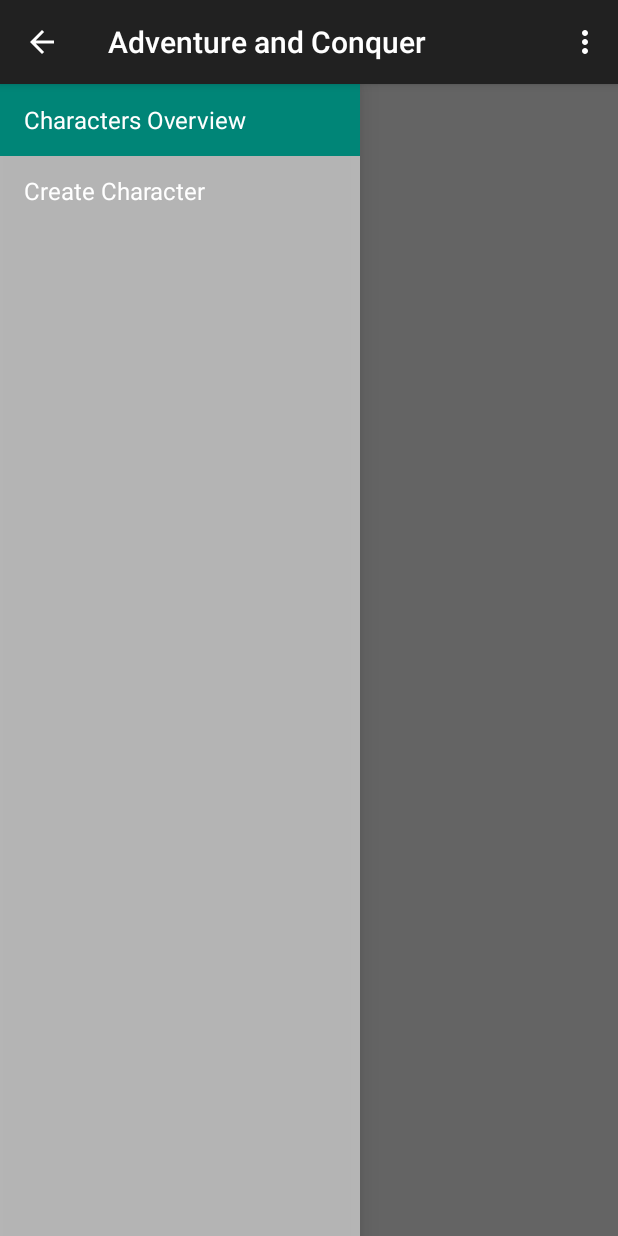
After one commit to saeschdivara/Adventurer-Conqueror-King-Mobile, an Android app: the CharacterNavigationDrawerFragment screen opened directly, with no data from a screen before it, on a phone screen of 412 x 824 dp. The commit adds this screen. Run offline under Robolectric (Android 15) with nearby library versions, the phone set to English and light mode, and no system bars; 2 statements that could not run were skipped.

Commit message:
This should do much better as overview for characters

```diff
--- /dev/null
+++ b/app/src/main/java/com/ack/adventureandconquer/ui/character/CharacterNavigationDrawerFragment.java
@@ -0,0 +1,283 @@
+package com.ack.adventureandconquer.ui.character;
+
+import android.support.v7.app.ActionBarActivity;
+import android.app.Activity;
+import android.support.v7.app.ActionBar;
+import android.support.v4.app.Fragment;
+import android.support.v4.app.ActionBarDrawerToggle;
+import android.support.v4.view.GravityCompat;
+import android.support.v4.widget.DrawerLayout;
+import android.content.SharedPreferences;
+import android.content.res.Configuration;
+import android.os.Bundle;
+import android.preference.PreferenceManager;
+import android.view.LayoutInflater;
+import android.view.Menu;
+import android.view.MenuInflater;
+import android.view.MenuItem;
+import android.view.View;
+import android.view.ViewGroup;
+import android.widget.AdapterView;
+import android.widget.ArrayAdapter;
+import android.widget.ListView;
+import android.widget.Toast;
+
+import com.ack.adventureandconquer.R;
+
+/**
+ * Fragment used for managing interactions for and presentation of a navigation drawer.
+ * See the <a href="https://developer.android.com/design/patterns/navigation-drawer.html#Interaction">
+ * design guidelines</a> for a complete explanation of the behaviors implemented here.
+ */
+public class CharacterNavigationDrawerFragment extends Fragment {
+
+    /**
+     * Remember the position of the selected item.
+     */
+    private static final String STATE_SELECTED_POSITION = "selected_navigation_drawer_position";
+
+    /**
+     * Per the design guidelines, you should show the drawer on launch until the user manually
+     * expands it. This shared preference tracks this.
+     */
+    private static final String PREF_USER_LEARNED_DRAWER = "navigation_drawer_learned";
+
+    /**
+     * A pointer to the current callbacks instance (the Activity).
+     */
+    private NavigationDrawerCallbacks mCallbacks;
+
+    /**
+     * Helper component that ties the action bar to the navigation drawer.
+     */
+    private ActionBarDrawerToggle mDrawerToggle;
+
+    private DrawerLayout mDrawerLayout;
+    private ListView mDrawerListView;
+    private View mFragmentContainerView;
+
+    private int mCurrentSelectedPosition = 0;
+    private boolean mFromSavedInstanceState;
+    private boolean mUserLearnedDrawer;
+
+    public CharacterNavigationDrawerFragment() {
+    }
+
+    @Override
+    public void onCreate(Bundle savedInstanceState) {
+        super.onCreate(savedInstanceState);
+
+        // Read in the flag indicating whether or not the user has demonstrated awareness of the
+        // drawer. See PREF_USER_LEARNED_DRAWER for details.
+        SharedPreferences sp = PreferenceManager.getDefaultSharedPreferences(getActivity());
+        mUserLearnedDrawer = sp.getBoolean(PREF_USER_LEARNED_DRAWER, false);
+
+        if (savedInstanceState != null) {
+            mCurrentSelectedPosition = savedInstanceState.getInt(STATE_SELECTED_POSITION);
+            mFromSavedInstanceState = true;
+        }
+
+        // Select either the default item (0) or the last selected item.
+        selectItem(mCurrentSelectedPosition);
+    }
+
+    @Override
+    public void onActivityCreated(Bundle savedInstanceState) {
+        super.onActivityCreated(savedInstanceState);
+        // Indicate that this fragment would like to influence the set of actions in the action bar.
+        setHasOptionsMenu(true);
+    }
+
+    @Override
+    public View onCreateView(LayoutInflater inflater, ViewGroup container,
+                             Bundle savedInstanceState) {
+        mDrawerListView = (ListView) inflater.inflate(
+                R.layout.fragment_character_overview_navigation_drawer, container, false);
+        mDrawerListView.setOnItemClickListener(new AdapterView.OnItemClickListener() {
+            @Override
+            public void onItemClick(AdapterView<?> parent, View view, int position, long id) {
+                selectItem(position);
+            }
+        });
+        mDrawerListView.setAdapter(new ArrayAdapter<String>(
+                getActionBar().getThemedContext(),
+                android.R.layout.simple_list_item_activated_1,
+                android.R.id.text1,
+                new String[]{
+                        getString(R.string.character_drawer_title_1),
+                        getString(R.string.character_drawer_title_2),
+                }));
+        mDrawerListView.setItemChecked(mCurrentSelectedPosition, true);
+        return mDrawerListView;
+    }
+
+    public boolean isDrawerOpen() {
+        return mDrawerLayout != null && mDrawerLayout.isDrawerOpen(mFragmentContainerView);
+    }
+
+    /**
+     * Users of this fragment must call this method to set up the navigation drawer interactions.
+     *
+     * @param fragmentId   The android:id of this fragment in its activity's layout.
+     * @param drawerLayout The DrawerLayout containing this fragment's UI.
+     */
+    public void setUp(int fragmentId, DrawerLayout drawerLayout) {
+        mFragmentContainerView = getActivity().findViewById(fragmentId);
+        mDrawerLayout = drawerLayout;
+
+        // set a custom shadow that overlays the main content when the drawer opens
+        mDrawerLayout.setDrawerShadow(R.drawable.drawer_shadow, GravityCompat.START);
+        // set up the drawer's list view with items and click listener
+
+        ActionBar actionBar = getActionBar();
+        actionBar.setDisplayHomeAsUpEnabled(true);
+        actionBar.setHomeButtonEnabled(true);
+
+        // ActionBarDrawerToggle ties together the the proper interactions
+        // between the navigation drawer and the action bar app icon.
+        mDrawerToggle = new ActionBarDrawerToggle(
+                getActivity(),                    /* host Activity */
+                mDrawerLayout,                    /* DrawerLayout object */
+                R.drawable.ic_drawer,             /* nav drawer image to replace 'Up' caret */
+                R.string.navigation_drawer_open,  /* "open drawer" description for accessibility */
+                R.string.navigation_drawer_close  /* "close drawer" description for accessibility */
+        ) {
+            @Override
+            public void onDrawerClosed(View drawerView) {
+                super.onDrawerClosed(drawerView);
+                if (!isAdded()) {
+                    return;
+                }
+
+                getActivity().supportInvalidateOptionsMenu(); // calls onPrepareOptionsMenu()
+            }
+
+            @Override
+            public void onDrawerOpened(View drawerView) {
+                super.onDrawerOpened(drawerView);
+                if (!isAdded()) {
+                    return;
+                }
+
+                if (!mUserLearnedDrawer) {
+                    // The user manually opened the drawer; store this flag to prevent auto-showing
+                    // the navigation drawer automatically in the future.
+                    mUserLearnedDrawer = true;
+                    SharedPreferences sp = PreferenceManager
+                            .getDefaultSharedPreferences(getActivity());
+                    sp.edit().putBoolean(PREF_USER_LEARNED_DRAWER, true).apply();
+                }
+
+                getActivity().supportInvalidateOptionsMenu(); // calls onPrepareOptionsMenu()
+            }
+        };
+
+        // If the user hasn't 'learned' about the drawer, open it to introduce them to the drawer,
+        // per the navigation drawer design guidelines.
+        if (!mUserLearnedDrawer && !mFromSavedInstanceState) {
+            mDrawerLayout.openDrawer(mFragmentContainerView);
+        }
+
+        // Defer code dependent on restoration of previous instance state.
+        mDrawerLayout.post(new Runnable() {
+            @Override
+            public void run() {
+                mDrawerToggle.syncState();
+            }
+        });
+
+        mDrawerLayout.setDrawerListener(mDrawerToggle);
+    }
+
+    private void selectItem(int position) {
+        mCurrentSelectedPosition = position;
+        if (mDrawerListView != null) {
+            mDrawerListView.setItemChecked(position, true);
+        }
+        if (mDrawerLayout != null) {
+            mDrawerLayout.closeDrawer(mFragmentContainerView);
+        }
+        if (mCallbacks != null) {
+            mCallbacks.onNavigationDrawerItemSelected(position);
+        }
+    }
+
+    @Override
+    public void onAttach(Activity activity) {
+        super.onAttach(activity);
+        try {
+            mCallbacks = (NavigationDrawerCallbacks) activity;
+        } catch (ClassCastException e) {
+            throw new ClassCastException("Activity must implement NavigationDrawerCallbacks.");
+        }
+    }
+
+    @Override
+    public void onDetach() {
+        super.onDetach();
+        mCallbacks = null;
+    }
+
+    @Override
+    public void onSaveInstanceState(Bundle outState) {
+        super.onSaveInstanceState(outState);
+        outState.putInt(STATE_SELECTED_POSITION, mCurrentSelectedPosition);
+    }
+
+    @Override
+    public void onConfigurationChanged(Configuration newConfig) {
+        super.onConfigurationChanged(newConfig);
+        // Forward the new configuration the drawer toggle component.
+        mDrawerToggle.onConfigurationChanged(newConfig);
+    }
+
+    @Override
+    public void onCreateOptionsMenu(Menu menu, MenuInflater inflater) {
+        // If the drawer is open, show the global app actions in the action bar. See also
+        // showGlobalContextActionBar, which controls the top-left area of the action bar.
+        if (mDrawerLayout != null && isDrawerOpen()) {
+            inflater.inflate(R.menu.global, menu);
+            showGlobalContextActionBar();
+        }
+        super.onCreateOptionsMenu(menu, inflater);
+    }
+
+    @Override
+    public boolean onOptionsItemSelected(MenuItem item) {
+        if (mDrawerToggle.onOptionsItemSelected(item)) {
+            return true;
+        }
+
+        if (item.getItemId() == R.id.action_example) {
+            Toast.makeText(getActivity(), "Example action.", Toast.LENGTH_SHORT).show();
+            return true;
+        }
+
+        return super.onOptionsItemSelected(item);
+    }
+
+    /**
+     * Per the navigation drawer design guidelines, updates the action bar to show the global app
+     * 'context', rather than just what's in the current screen.
+     */
+    private void showGlobalContextActionBar() {
+        ActionBar actionBar = getActionBar();
+        actionBar.setDisplayShowTitleEnabled(true);
+        actionBar.setNavigationMode(ActionBar.NAVIGATION_MODE_STANDARD);
+        actionBar.setTitle(R.string.app_name);
+    }
+
+    private ActionBar getActionBar() {
+        return ((ActionBarActivity) getActivity()).getSupportActionBar();
+    }
+
+    /**
+     * Callbacks interface that all activities using this fragment must implement.
+     */
+    public static interface NavigationDrawerCallbacks {
+        /**
+         * Called when an item in the navigation drawer is selected.
+         */
+        void onNavigationDrawerItemSelected(int position);
+    }
+}
--- /dev/null
+++ b/app/src/main/java/com/ack/adventureandconquer/ui/character/CharacterOverview.java
@@ -0,0 +1,142 @@
+package com.ack.adventureandconquer.ui.character;
+
+import android.app.Activity;
+import android.os.Bundle;
+import android.support.v4.app.Fragment;
+import android.support.v4.app.FragmentManager;
+import android.support.v4.widget.DrawerLayout;
+import android.support.v7.app.ActionBar;
+import android.support.v7.app.ActionBarActivity;
+import android.view.LayoutInflater;
+import android.view.Menu;
+import android.view.MenuItem;
+import android.view.View;
+import android.view.ViewGroup;
+
+import com.ack.adventureandconquer.R;
+
+public class CharacterOverview extends ActionBarActivity
+        implements CharacterNavigationDrawerFragment.NavigationDrawerCallbacks {
+
+    /**
+     * Fragment managing the behaviors, interactions and presentation of the navigation drawer.
+     */
+    private CharacterNavigationDrawerFragment mCharacterNavigationDrawerFragment;
+
+    /**
+     * Used to store the last screen title. For use in {@link #restoreActionBar()}.
+     */
+    private CharSequence mTitle;
+
+    @Override
+    protected void onCreate(Bundle savedInstanceState) {
+        super.onCreate(savedInstanceState);
+        setContentView(R.layout.activity_character_overview);
+
+        mCharacterNavigationDrawerFragment = (CharacterNavigationDrawerFragment)
+                getSupportFragmentManager().findFragmentById(R.id.navigation_drawer);
+        mTitle = getTitle();
+
+        // Set up the drawer.
+        mCharacterNavigationDrawerFragment.setUp(
+                R.id.navigation_drawer,
+                (DrawerLayout) findViewById(R.id.drawer_layout));
+    }
+
+    @Override
+    public void onNavigationDrawerItemSelected(int position) {
+        // update the main content by replacing fragments
+        FragmentManager fragmentManager = getSupportFragmentManager();
+        fragmentManager.beginTransaction()
+                .replace(R.id.container, PlaceholderFragment.newInstance(position + 1))
+                .commit();
+    }
+
+    public void onSectionAttached(int number) {
+        switch (number) {
+            case 1:
+                mTitle = getString(R.string.character_drawer_title_1);
+                break;
+            case 2:
+                mTitle = getString(R.string.character_drawer_title_2);
+                break;
+        }
+    }
+
+    public void restoreActionBar() {
+        ActionBar actionBar = getSupportActionBar();
+        actionBar.setNavigationMode(ActionBar.NAVIGATION_MODE_STANDARD);
+        actionBar.setDisplayShowTitleEnabled(true);
+        actionBar.setTitle(mTitle);
+    }
+
+
+    @Override
+    public boolean onCreateOptionsMenu(Menu menu) {
+        if (!mCharacterNavigationDrawerFragment.isDrawerOpen()) {
+            // Only show items in the action bar relevant to this screen
+            // if the drawer is not showing. Otherwise, let the drawer
+            // decide what to show in the action bar.
+            getMenuInflater().inflate(R.menu.character_overview, menu);
+            restoreActionBar();
+            return true;
+        }
+        return super.onCreateOptionsMenu(menu);
+    }
+
+    @Override
+    public boolean onOptionsItemSelected(MenuItem item) {
+        // Handle action bar item clicks here. The action bar will
+        // automatically handle clicks on the Home/Up button, so long
+        // as you specify a parent activity in AndroidManifest.xml.
+        int id = item.getItemId();
+
+        //noinspection SimplifiableIfStatement
+        if (id == R.id.action_settings) {
+            return true;
+        }
+
+        return super.onOptionsItemSelected(item);
+    }
+
+    /**
+     * A placeholder fragment containing a simple view.
+     */
+    public static class PlaceholderFragment extends Fragment {
+        /**
+         * The fragment argument representing the section number for this
+         * fragment.
+         */
+        private static final String ARG_SECTION_NUMBER = "section_number";
+
+        /**
+         * Returns a new instance of this fragment for the given section
+         * number.
+         */
+        public static PlaceholderFragment newInstance(int sectionNumber) {
+            PlaceholderFragment fragment = new PlaceholderFragment();
+            Bundle args = new Bundle();
+            args.putInt(ARG_SECTION_NUMBER, sectionNumber);
+            fragment.setArguments(args);
+            return fragment;
+        }
+
+        public PlaceholderFragment() {
+        }
+
+        @Override
+        public View onCreateView(LayoutInflater inflater, ViewGroup container,
+                                 Bundle savedInstanceState) {
+            View rootView = inflater.inflate(R.layout.fragment_character_overview, container, false);
+            return rootView;
+        }
+
+        @Override
+        public void onAttach(Activity activity) {
+            super.onAttach(activity);
+            ((CharacterOverview) activity).onSectionAttached(
+                    getArguments().getInt(ARG_SECTION_NUMBER));
+        }
+    }
+
+}
--- a/app/src/main/java/com/ack/adventureandconquer/ui/character/LoginActivity.java
+++ b/app/src/main/java/com/ack/adventureandconquer/ui/character/LoginActivity.java
@@ -298,7 +298,7 @@ public class LoginActivity extends Activity implements LoaderCallbacks<Cursor> {
             showProgress(false);
 
             if (success) {
-                Intent intent = new Intent(LoginActivity.this, CharacterListActivity.class);
+                Intent intent = new Intent(LoginActivity.this, CharacterOverview.class);
                 startActivity(intent);
             } else {
                 mPasswordView.setError(getString(R.string.error_incorrect_password));
--- /dev/null
+++ b/app/src/main/res/layout/activity_character_overview.xml
@@ -0,0 +1,25 @@
+<!-- A DrawerLayout is intended to be used as the top-level content view using match_parent for both width and height to consume the full space available. -->
+<android.support.v4.widget.DrawerLayout xmlns:android="http://schemas.android.com/apk/res/android"
+    xmlns:tools="http://schemas.android.com/tools" android:id="@+id/drawer_layout"
+    android:layout_width="match_parent" android:layout_height="match_parent"
+    tools:context="com.ack.adventureandconquer.ui.character.CharacterOverview">
+
+    <!-- As the main content view, the view below consumes the entire
+         space available using match_parent in both dimensions. -->
+    <FrameLayout android:id="@+id/container" android:layout_width="match_parent"
+        android:layout_height="match_parent" />
+
+    <!-- android:layout_gravity="start" tells DrawerLayout to treat
+         this as a sliding drawer on the left side for left-to-right
+         languages and on the right side for right-to-left languages.
+         If you're not building against API 17 or higher, use
+         android:layout_gravity="left" instead. -->
+    <!-- The drawer is given a fixed width in dp and extends the full height of
+         the container. -->
+    <fragment android:id="@+id/navigation_drawer"
+        android:layout_width="@dimen/navigation_drawer_width" android:layout_height="match_parent"
+        android:layout_gravity="start"
+        android:name="com.ack.adventureandconquer.ui.character.CharacterNavigationDrawerFragment"
+        tools:layout="@layout/fragment_character_overview_navigation_drawer" />
+
+</android.support.v4.widget.DrawerLayout>
--- /dev/null
+++ b/app/src/main/res/layout/fragment_character_overview_navigation_drawer.xml
@@ -0,0 +1,6 @@
+<ListView xmlns:android="http://schemas.android.com/apk/res/android"
+    xmlns:tools="http://schemas.android.com/tools" android:layout_width="match_parent"
+    android:layout_height="match_parent" android:choiceMode="singleChoice"
+    android:divider="@android:color/transparent" android:dividerHeight="0dp"
+    android:background="#cccc"
+    tools:context="com.ack.adventureandconquer.ui.character.CharacterNavigationDrawerFragment" />
--- /dev/null
+++ b/app/src/main/res/menu/character_overview.xml
@@ -0,0 +1,9 @@
+<menu xmlns:android="http://schemas.android.com/apk/res/android"
+    xmlns:app="http://schemas.android.com/apk/res-auto"
+    xmlns:tools="http://schemas.android.com/tools"
+    tools:context="com.ack.adventureandconquer.ui.character.CharacterOverview">
+    <item android:id="@+id/action_example" android:title="@string/action_example"
+        app:showAsAction="withText|ifRoom" />
+    <item android:id="@+id/action_settings" android:title="@string/action_settings"
+        android:orderInCategory="100" app:showAsAction="never" />
+</menu>
--- a/app/src/main/res/menu/global.xml
+++ b/app/src/main/res/menu/global.xml
@@ -1,5 +1,5 @@
 <menu xmlns:android="http://schemas.android.com/apk/res/android"
     xmlns:app="http://schemas.android.com/apk/res-auto">
     <item android:id="@+id/action_settings" android:title="@string/action_settings"
-        android:orderInCategory="100" android:showAsAction="never" />
+        android:orderInCategory="100" app:showAsAction="never" />
 </menu>
--- /dev/null
+++ b/app/src/main/res/values/character_strings.xml
@@ -0,0 +1,5 @@
+<?xml version="1.0" encoding="utf-8"?>
+<resources>
+    <string name="character_drawer_title_1">Characters Overview</string>
+    <string name="character_drawer_title_2">Create Character</string>
+</resources>
--- a/app/src/main/res/values/strings.xml
+++ b/app/src/main/res/values/strings.xml
@@ -17,5 +17,6 @@
     <string name="title_activity_encounter_list">EncounterListActivity</string>
     <string name="title_character_list">Characters</string>
     <string name="title_character_detail">Character Detail</string>
+    <string name="title_activity_character_overview">CharacterOverview</string>
 
 </resources>
```
Also changed, not shown: app/src/main/AndroidManifest.xml (+2 -14 lines), app/src/main/res/layout/fragment_character_overview.xml (added, +12 -0 lines).
